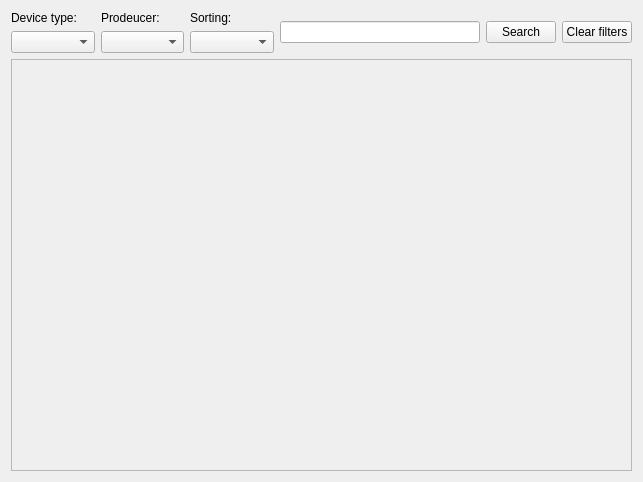
First picture: the form in mainwidget.ui, repository szymon27/xkomx, before the edit.
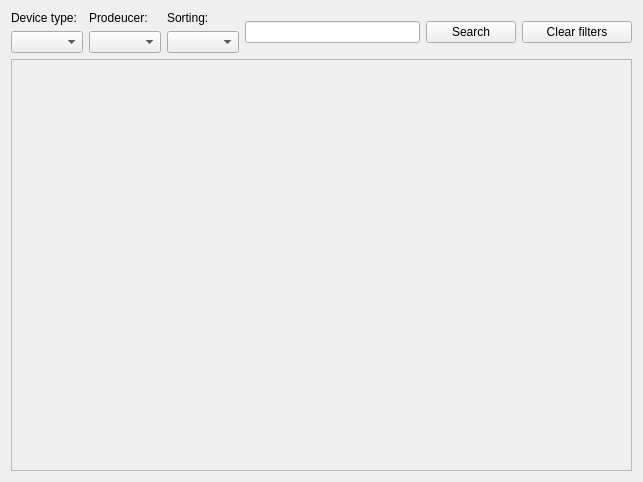
Second picture: the form after the edit. Icons and pictures are not drawn.

```diff
--- a/mainwidget.ui
+++ b/mainwidget.ui
@@ -62,7 +62,7 @@
       <widget class="QLineEdit" name="leSearch">
        <property name="maximumSize">
         <size>
-         <width>200</width>
+         <width>175</width>
          <height>16777215</height>
         </size>
        </property>
@@ -70,6 +70,12 @@
      </item>
      <item>
       <widget class="QPushButton" name="btnSearch">
+       <property name="minimumSize">
+        <size>
+         <width>90</width>
+         <height>0</height>
+        </size>
+       </property>
        <property name="maximumSize">
         <size>
          <width>70</width>
@@ -83,12 +89,30 @@
      </item>
      <item>
       <widget class="QPushButton" name="btnClear">
+       <property name="minimumSize">
+        <size>
+         <width>110</width>
+         <height>0</height>
+        </size>
+       </property>
        <property name="maximumSize">
         <size>
          <width>70</width>
          <height>16777215</height>
         </size>
        </property>
+       <property name="styleSheet">
+        <string notr="true">QPushButton#bntClear{
+	background-color:#e8474c;
+	border: 2px solid #e8474c;
+	padding: 0 10px;
+	font-family:Helvetica;
+	font-size: 14px;
+ 	font-weight: bold;
+	color:white;
+	border-image:url(C:\Users\patry\OneDrive\Pulpit);
+}</string>
+       </property>
        <property name="text">
         <string>Clear filters</string>
        </property>
```
Left out of the diff: 3 changed lines with no effect on the pictures.
